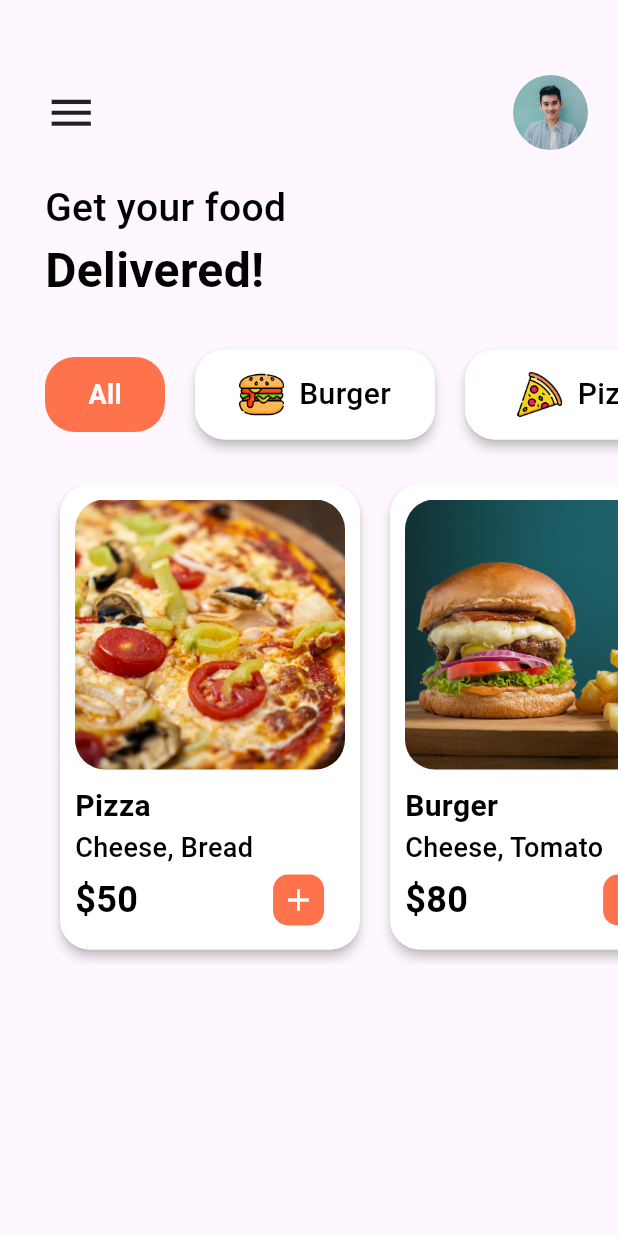
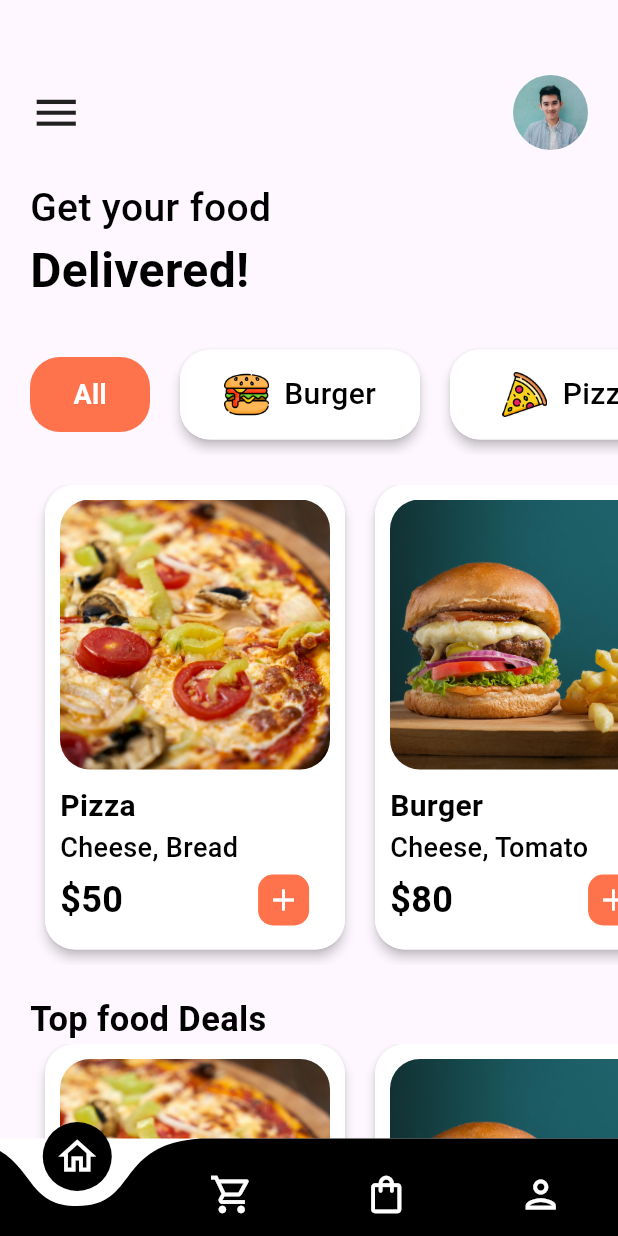
Before and after one commit to lustlee/food_delivery_app, a Flutter app: the screen it shows after launch, on a phone screen of 412 x 824 dp. Run offline on Flutter 3.47's test engine with Material 3 defaults, Android fonts, the phone set to English and light mode, and no system bars; drawn by our look-alikes of curved_navigation_bar.

Commit message:
сверстал новую страницу с добавлением товара, добавил нижнию навигацию с переходом экранов

```diff
--- a/lib/main.dart
+++ b/lib/main.dart
@@ -1,4 +1,6 @@
 import 'package:flutter/material.dart';
+import 'package:food_delivery_app/pages/bottomnav.dart';
+import 'package:food_delivery_app/pages/food_detail.dart';
 import 'package:food_delivery_app/pages/home.dart';
 import 'package:food_delivery_app/pages/onboarding.dart';
 
@@ -32,7 +34,7 @@ class MyApp extends StatelessWidget {
         // tested with just a hot reload.
         colorScheme: ColorScheme.fromSeed(seedColor: Colors.deepPurple),
       ),
-      home: Home(),
+      home: BottomNav(),
     );
   }
 }
--- /dev/null
+++ b/lib/pages/bottomnav.dart
@@ -0,0 +1,60 @@
+import 'package:curved_navigation_bar/curved_navigation_bar.dart';
+import 'package:flutter/material.dart';
+import 'package:food_delivery_app/pages/booking.dart';
+import 'package:food_delivery_app/pages/cart.dart';
+import 'package:food_delivery_app/pages/home.dart';
+import 'package:food_delivery_app/pages/profile.dart';
+
+class BottomNav extends StatefulWidget {
+  const BottomNav({super.key});
+
+  @override
+  State<BottomNav> createState() => _BottomNavState();
+}
+
+class _BottomNavState extends State<BottomNav> {
+  int currentTabIndex = 0;
+  late List<Widget> pages;
+
+  late Widget currentPage;
+  late Home home;
+  late Booking booking;
+  late Profile profile;
+  late Cart cart;
+
+  @override
+  void initState() {
+    home = Home();
+    booking = Booking();
+    profile = Profile();
+    cart = Cart();
+    pages = [home, cart, booking, profile];
+    currentPage = Home();
+
+    super.initState();
+  }
+
+  @override
+  Widget build(BuildContext context) {
+    return Scaffold(
+      bottomNavigationBar: CurvedNavigationBar(
+        height: 65,
+        backgroundColor: Colors.white,
+        color: Colors.black,
+        animationDuration: Duration(milliseconds: 500),
+        onTap: (index) {
+          setState(() {
+            currentTabIndex = index;
+          });
+        },
+        items: [
+          Icon(Icons.home_outlined, color: Colors.white, size: 30),
+          Icon(Icons.shopping_cart_outlined, color: Colors.white, size: 30),
+          Icon(Icons.shopping_bag_outlined, color: Colors.white, size: 30),
+          Icon(Icons.person_outlined, color: Colors.white, size: 30),
+        ],
+      ),
+      body: pages[currentTabIndex],
+    );
+  }
+}
--- a/lib/pages/home.dart
+++ b/lib/pages/home.dart
@@ -13,8 +13,9 @@ class _HomeState extends State<Home> {
   @override
   Widget build(BuildContext context) {
     return Scaffold(
-      body: Container(
-        margin: EdgeInsets.only(top: 50, left: 30),
+      body: SingleChildScrollView(
+        child: Container(
+          margin: EdgeInsets.only(top: 50, left: 20),
           child: Column(
             crossAxisAlignment: CrossAxisAlignment.start,
             children: [
@@ -57,7 +58,18 @@ class _HomeState extends State<Home> {
               SizedBox(height: 80, child: NavbarItems()),
               SizedBox(height: 20),
               SizedBox(height: 320, child: FoodItems()),
+              SizedBox(height: 20),
+              Text(
+                'Top food Deals',
+                style: TextStyle(
+                  color: Colors.black,
+                  fontSize: 23,
+                  fontWeight: FontWeight.bold,
+                ),
+              ),
+              SizedBox(height: 320, child: FoodItems()),
             ],
+          ),
         ),
       ),
     );
--- a/lib/widgets/food_items.dart
+++ b/lib/widgets/food_items.dart
@@ -7,6 +7,7 @@ class FoodItems extends StatelessWidget {
   Widget build(BuildContext context) {
     return ListView(
       scrollDirection: Axis.horizontal,
+      padding: EdgeInsets.zero,
       children: [
         SizedBox(width: 10),
         Container(
--- a/pubspec.yaml
+++ b/pubspec.yaml
@@ -30,6 +30,7 @@ environment:
 dependencies:
   flutter:
     sdk: flutter
+  curved_navigation_bar: ^1.0.6
 
   # The following adds the Cupertino Icons font to your application.
   # Use with the CupertinoIcons class for iOS style icons.
```
Also changed, not shown: lib/pages/booking.dart (added, +15 -0 lines), lib/pages/cart.dart (added, +16 -0 lines), lib/pages/food_detail.dart (added, +150 -0 lines), lib/pages/profile.dart (added, +15 -0 lines), pubspec.lock. Lines whose indentation alone changed are shown as unchanged.
